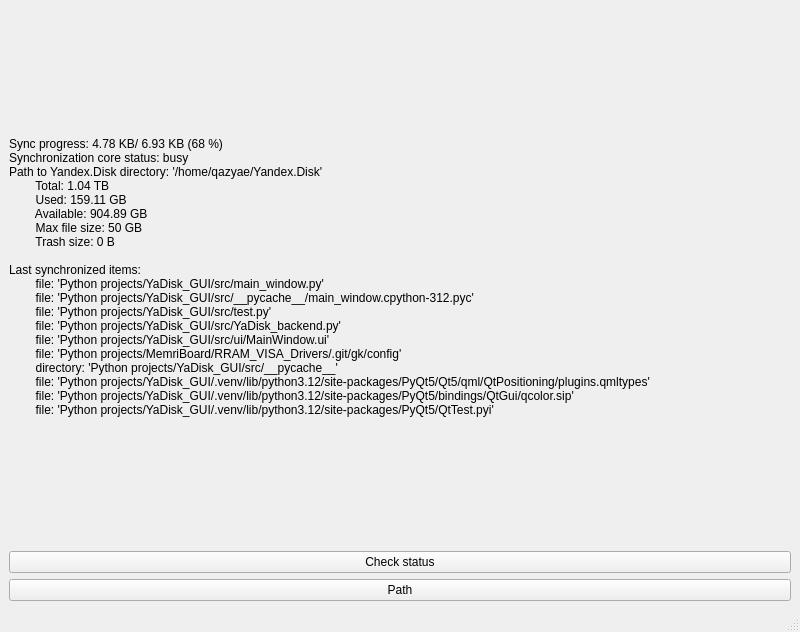
This is src/ui/MainWindow.ui in QAZYAE/YaDisk_GUI as Qt 5 draws it before an edit. The edited form follows.
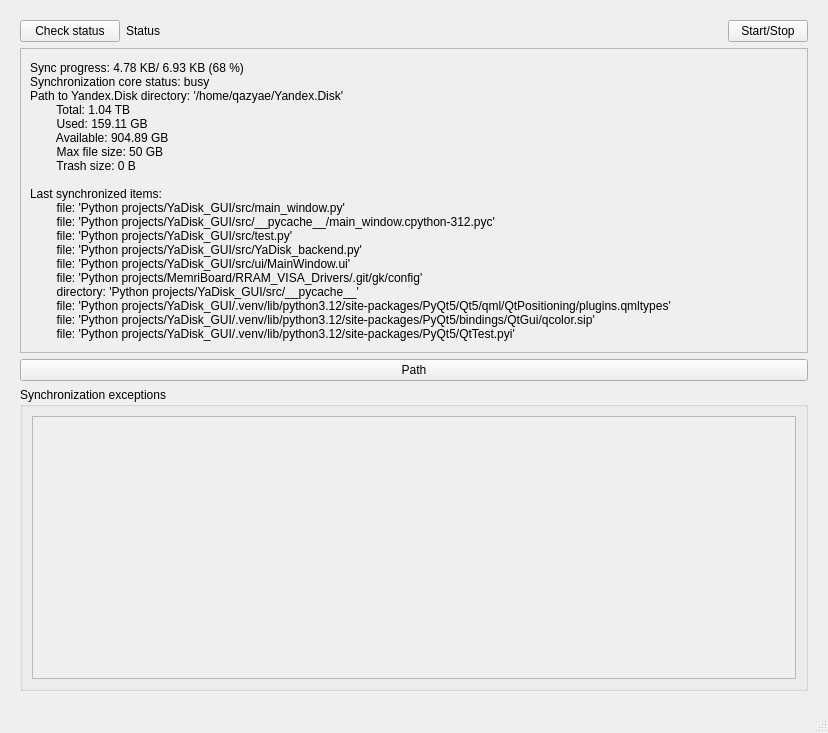
This is the edited form.

Commit message: Start-stop added

What changed in the file:
```diff
--- a/src/ui/MainWindow.ui
+++ b/src/ui/MainWindow.ui
@@ -6,8 +6,8 @@
    <rect>
     <x>0</x>
     <y>0</y>
-    <width>800</width>
-    <height>632</height>
+    <width>828</width>
+    <height>733</height>
    </rect>
   </property>
   <property name="windowTitle">
@@ -15,10 +15,91 @@
   </property>
   <widget class="QWidget" name="centralwidget">
    <layout class="QVBoxLayout" name="verticalLayout_2">
+    <property name="leftMargin">
+     <number>20</number>
+    </property>
+    <property name="topMargin">
+     <number>20</number>
+    </property>
+    <property name="rightMargin">
+     <number>20</number>
+    </property>
+    <property name="bottomMargin">
+     <number>20</number>
+    </property>
     <item>
-     <widget class="QLabel" name="label_yadisk_status">
-      <property name="text">
-       <string>Sync progress: 4.78 KB/ 6.93 KB (68 %)
+     <layout class="QHBoxLayout" name="horizontalLayout_2">
+      <item>
+       <layout class="QHBoxLayout" name="horizontalLayout_3">
+        <item>
+         <widget class="QPushButton" name="btn_check_status">
+          <property name="minimumSize">
+           <size>
+            <width>100</width>
+            <height>0</height>
+           </size>
+          </property>
+          <property name="text">
+           <string>Check status</string>
+          </property>
+         </widget>
+        </item>
+        <item>
+         <widget class="QLabel" name="label_yadisk_status">
+          <property name="minimumSize">
+           <size>
+            <width>100</width>
+            <height>0</height>
+           </size>
+          </property>
+          <property name="text">
+           <string>Status</string>
+          </property>
+         </widget>
+        </item>
+       </layout>
+      </item>
+      <item>
+       <spacer name="horizontalSpacer">
+        <property name="orientation">
+         <enum>Qt::Horizontal</enum>
+        </property>
+        <property name="sizeHint" stdset="0">
+         <size>
+          <width>40</width>
+          <height>20</height>
+         </size>
+        </property>
+       </spacer>
+      </item>
+      <item>
+       <widget class="QPushButton" name="btn_start_stop">
+        <property name="text">
+         <string>Start/Stop</string>
+        </property>
+       </widget>
+      </item>
+     </layout>
+    </item>
+    <item>
+     <widget class="QScrollArea" name="scrollArea">
+      <property name="widgetResizable">
+       <bool>true</bool>
+      </property>
+      <widget class="QWidget" name="scrollAreaWidgetContents">
+       <property name="geometry">
+        <rect>
+         <x>0</x>
+         <y>0</y>
+         <width>760</width>
+         <height>302</height>
+        </rect>
+       </property>
+       <layout class="QVBoxLayout" name="verticalLayout">
+        <item>
+         <widget class="QLabel" name="label_yadisk_status_full">
+          <property name="text">
+           <string>Sync progress: 4.78 KB/ 6.93 KB (68 %)
 Synchronization core status: busy
 Path to Yandex.Disk directory: '/home/qazyae/Yandex.Disk'
         Total: 1.04 TB
@@ -38,14 +119,11 @@
         file: 'Python projects/YaDisk_GUI/.venv/lib/python3.12/site-packages/PyQt5/Qt5/qml/QtPositioning/plugins.qmltypes'
         file: 'Python projects/YaDisk_GUI/.venv/lib/python3.12/site-packages/PyQt5/bindings/QtGui/qcolor.sip'
         file: 'Python projects/YaDisk_GUI/.venv/lib/python3.12/site-packages/PyQt5/QtTest.pyi'</string>
-      </property>
-     </widget>
-    </item>
-    <item>
-     <widget class="QPushButton" name="btn_check_status">
-      <property name="text">
-       <string>Check status</string>
-      </property>
+          </property>
+         </widget>
+        </item>
+       </layout>
+      </widget>
      </widget>
     </item>
     <item>
@@ -55,6 +133,32 @@
       </property>
      </widget>
     </item>
+    <item>
+     <widget class="QGroupBox" name="groupBox_sync">
+      <property name="title">
+       <string>Synchronization exceptions</string>
+      </property>
+      <layout class="QVBoxLayout" name="verticalLayout_3">
+       <item>
+        <widget class="QScrollArea" name="scrollArea_2">
+         <property name="widgetResizable">
+          <bool>true</bool>
+         </property>
+         <widget class="QWidget" name="scrollAreaWidgetContents_2">
+          <property name="geometry">
+           <rect>
+            <x>0</x>
+            <y>0</y>
+            <width>762</width>
+            <height>246</height>
+           </rect>
+          </property>
+         </widget>
+        </widget>
+       </item>
+      </layout>
+     </widget>
+    </item>
    </layout>
   </widget>
   <widget class="QMenuBar" name="menubar">
```
Left out of the diff: 4 changed lines with no effect on the pictures. The commit also changes 2 other files.
